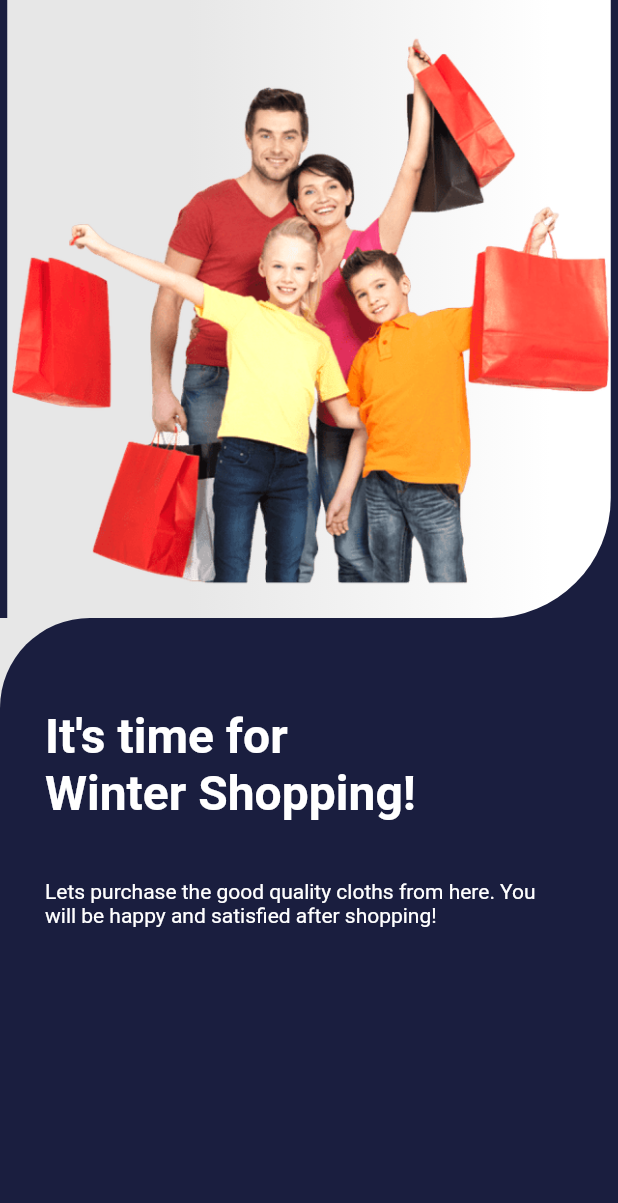
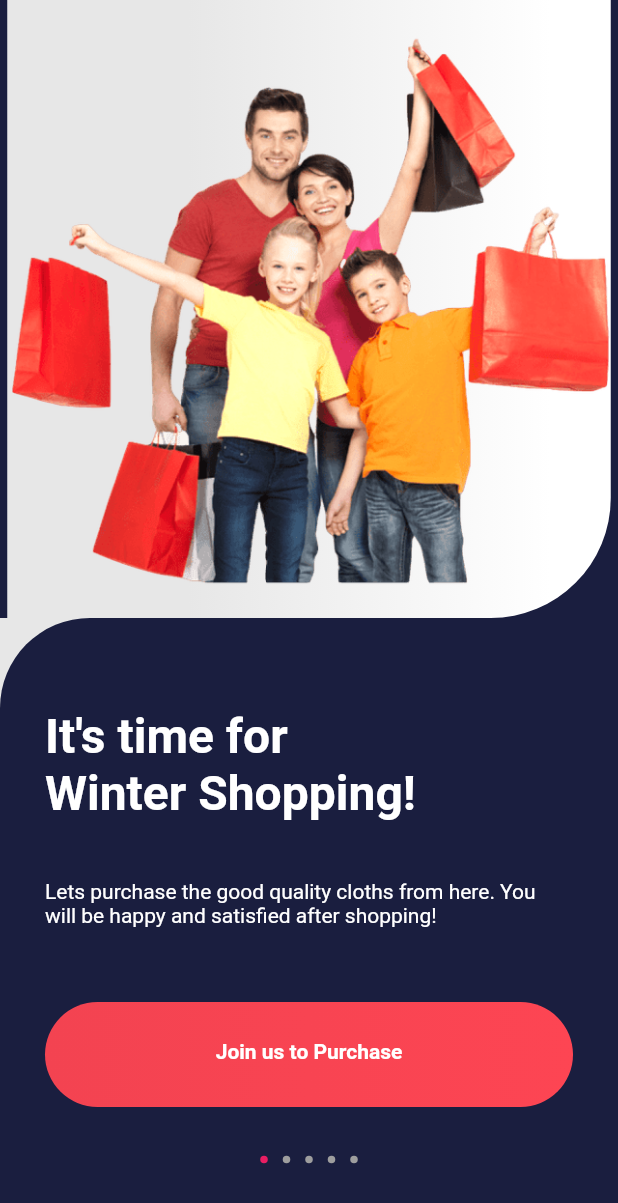
Before and after one commit to muhammadawaisyaseen/Ecommerce-UI-Design, a Flutter app: the screen it shows after launch, on a phone screen of 412 x 824 dp. Shown: the top 1203 px of the screen. Run offline on Flutter 3.47's test engine with Material 2 defaults, Android fonts, the phone set to English and light mode, and no system bars.

Commit message:
home page done

```diff
--- a/lib/screens/home_screen.dart
+++ b/lib/screens/home_screen.dart
@@ -2,8 +2,17 @@ import 'package:flutter/material.dart';
 import 'package:flutter/src/widgets/container.dart';
 import 'package:flutter/src/widgets/framework.dart';
 
-class HomePage extends StatelessWidget {
-  const HomePage({super.key});
+import '../widgets/smalldots.dart';
+
+class HomePage extends StatefulWidget {
+  HomePage({super.key});
+
+  @override
+  State<HomePage> createState() => _HomePageState();
+}
+
+class _HomePageState extends State<HomePage> {
+  int dotSelectedIndex = 0;
 
   @override
   Widget build(BuildContext context) {
@@ -72,6 +81,59 @@ class HomePage extends StatelessWidget {
                                       fontWeight: FontWeight.normal)),
                             ])),
                       ),
+                      const SizedBox(
+                        height: 20,
+                      ),
+                      // Pink Button Join us
+                      Padding(
+                        padding: const EdgeInsets.symmetric(horizontal: 30),
+                        child: Container(
+                          width: MediaQuery.of(context).size.width * 1,
+                          height: 70,
+                          decoration: BoxDecoration(
+                              gradient: const LinearGradient(colors: [
+                                Color(0xFFf34351),
+                                Color(0xFFfd4553)
+                              ]),
+                              borderRadius: BorderRadius.circular(50)),
+                          child: const Padding(
+                            padding: EdgeInsets.symmetric(vertical: 25),
+                            child: Text(
+                              'Join us to Purchase',
+                              textAlign: TextAlign.center,
+                              style: TextStyle(
+                                  color: Colors.white,
+                                  fontWeight: FontWeight.bold),
+                            ),
+                          ),
+                        ),
+                      ),
+                      // Dots listview builder
+                      const SizedBox(
+                        height: 20,
+                      ),
+                      SizedBox(
+                        width: MediaQuery.of(context).size.width * 1,
+                        height: 30,
+                        child: Center(
+                          child: ListView.builder(
+                            shrinkWrap: true,
+                            itemCount: 5,
+                            scrollDirection: Axis.horizontal,
+                            itemBuilder: (context, index) {
+                              return SmallDots(
+                                isSelected:
+                                    dotSelectedIndex == index ? true : false,
+                                onFunction: () {
+                                  setState(() {
+                                    dotSelectedIndex = index;
+                                  });
+                                },
+                              );
+                            },
+                          ),
+                        ),
+                      )
                     ],
                   ),
                 ))
--- /dev/null
+++ b/lib/widgets/smalldots.dart
@@ -0,0 +1,28 @@
+import 'package:flutter/cupertino.dart';
+import 'package:flutter/material.dart';
+import 'package:flutter/src/widgets/container.dart';
+import 'package:flutter/src/widgets/framework.dart';
+
+class SmallDots extends StatelessWidget {
+  SmallDots({required this.isSelected, required this.onFunction, super.key});
+
+  final bool isSelected;
+  VoidCallback onFunction;
+
+  @override
+  Widget build(BuildContext context) {
+    return Padding(
+      padding: const EdgeInsets.symmetric(horizontal: 5, vertical: 10),
+      child: InkWell(
+        onTap: onFunction,
+        child: Container(
+          width: 5,
+          height: 5,
+          decoration: BoxDecoration(
+              color: isSelected == true ? Colors.pink : Colors.grey,
+              shape: BoxShape.circle),
+        ),
+      ),
+    );
+  }
+}
```
